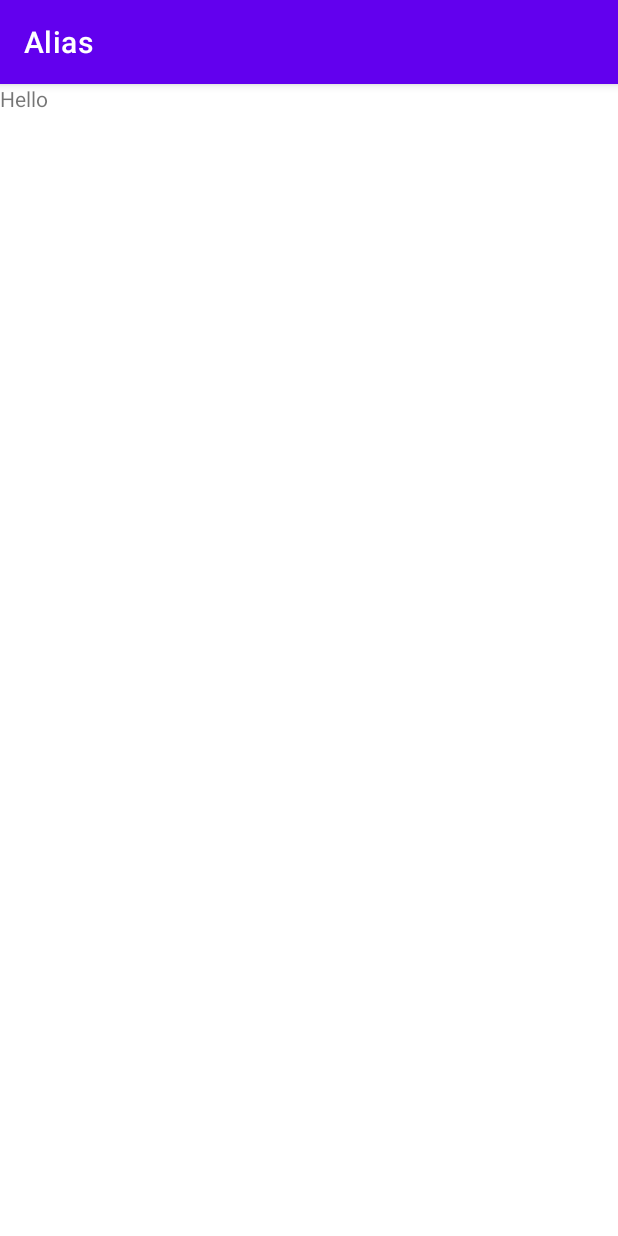
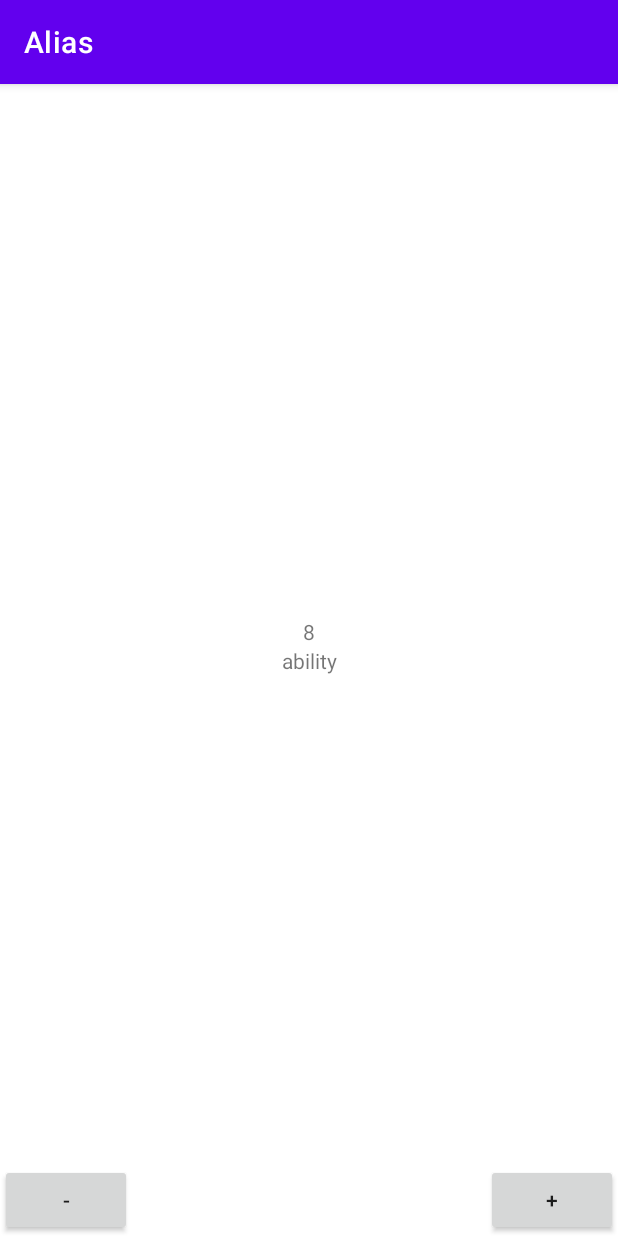
Before and after one commit to SososShegirdtaGaertianeba/AliasGame, an Android app: the ArcadeFragment screen opened through its navigation route, on a phone screen of 412 x 824 dp. Run offline under Robolectric (Android 15) with nearby library versions, the phone set to English and light mode, and no system bars; our stand-ins replace Room's generated code.

Commit message:
add basic layout

```diff
--- a/app/src/main/java/com/example/alias/ui/arcade/ArcadeFragment.kt
+++ b/app/src/main/java/com/example/alias/ui/arcade/ArcadeFragment.kt
@@ -1,10 +1,87 @@
 package com.example.alias.ui.arcade
 
+import android.content.Context
+import android.os.CountDownTimer
+import com.example.alias.MainActivity.Companion.SHARED_PREFERENCE_NAME
 import com.example.alias.databinding.ArcadeFragmentBinding
+import com.example.alias.ui.arcade.vm.ArcadeViewModel
 import com.example.alias.ui.base.BaseFragment
+import com.example.alias.ui.home.HomeFragment.Companion.PREFERENCE_NAME
+import com.example.alias.util.GameMode
+import org.koin.androidx.viewmodel.ext.android.viewModel
 
 class ArcadeFragment : BaseFragment<ArcadeFragmentBinding>(ArcadeFragmentBinding::inflate) {
+//    private lateinit var safeArgs:
+
+    private val viewModel: ArcadeViewModel by viewModel()
+
+    private lateinit var countDownTimer: CountDownTimer
+
+    private lateinit var getWord: () -> Unit
+
+    private val gameMode = GameMode(false, listOf("Team1", "Team2"), 10, 60)
+
     override fun init() {
-        TODO("Not yet implemented")
+        initListener()
+        initObserver()
+        configureRequest(language(requireContext()))
+        getWord()
+        initCountDownTimer()
+    }
+
+    private val language = fun(context: Context) =
+        context.getSharedPreferences(SHARED_PREFERENCE_NAME, Context.MODE_PRIVATE).getInt(
+            PREFERENCE_NAME, 0
+        )
+
+    private fun configureRequest(language: Int) {
+        getWord = when (language) {
+            0 -> {
+                { viewModel.getRandomEnglishWord() }
+            }
+            1 -> {
+                { viewModel.getRandomRussianWord() }
+            }
+            2 -> {
+                { viewModel.getRandomGeorgianWord() }
+            }
+            else -> {
+                { viewModel.getRandomEnglishWord() }
+            }
+        }
+    }
+
+    private fun initListener() {
+        binding.plusBtn.setOnClickListener {
+            getWord()
+        }
+
+        binding.minusBtn.setOnClickListener {
+            getWord()
+        }
+
+    }
+
+    private fun initObserver() {
+        viewModel.currentWord.observe(viewLifecycleOwner) {
+            binding.textView.text = it
+        }
+    }
+
+    private fun initCountDownTimer() {
+        countDownTimer = object : CountDownTimer(gameMode.timePerRound!! * 1000L, 1000L) {
+            override fun onTick(millisUntilFinish: Long) {
+                binding.currentTeamTV.text = (millisUntilFinish / 1000).toString()
+            }
+
+            override fun onFinish() {
+                makeToastMessage("time ended")
+            }
+        }.start()
+    }
+
+    override fun onDestroyView() {
+        super.onDestroyView()
+        countDownTimer.cancel()
     }
 }
--- a/app/src/main/java/com/example/alias/ui/arcade/vm/ArcadeViewModel.kt
+++ b/app/src/main/java/com/example/alias/ui/arcade/vm/ArcadeViewModel.kt
@@ -1,10 +1,34 @@
 package com.example.alias.ui.arcade.vm
 
+import androidx.lifecycle.LiveData
+import androidx.lifecycle.MutableLiveData
 import androidx.lifecycle.ViewModel
+import androidx.lifecycle.viewModelScope
 import com.example.alias.room.WordsDao
+import kotlinx.coroutines.launch
 
-class ArcadeViewModel(
-    private val wordsDao: WordsDao
-) : ViewModel() {
-    // TODO: Implement the ViewModel
+class ArcadeViewModel(private val wordsDao: WordsDao) : ViewModel() {
+
+    private val _currentWord = MutableLiveData<String>()
+    val currentWord : LiveData<String>
+        get() = _currentWord
+
+    fun getRandomEnglishWord() {
+        viewModelScope.launch {
+            _currentWord.value = wordsDao.getRandomEnglishWord().name
+        }
+    }
+
+    fun getRandomRussianWord() {
+        viewModelScope.launch {
+            _currentWord.value = wordsDao.getRandomRussianWord().name
+        }
+    }
+
+    fun getRandomGeorgianWord() {
+        viewModelScope.launch {
+            _currentWord.value = wordsDao.getRandomGeorgianWord().name
+        }
+    }
+
 }
--- a/app/src/main/res/layout/arcade_fragment.xml
+++ b/app/src/main/res/layout/arcade_fragment.xml
@@ -1,13 +1,42 @@
 <?xml version="1.0" encoding="utf-8"?>
-<FrameLayout xmlns:android="http://schemas.android.com/apk/res/android"
+<androidx.constraintlayout.widget.ConstraintLayout xmlns:android="http://schemas.android.com/apk/res/android"
+    xmlns:app="http://schemas.android.com/apk/res-auto"
     xmlns:tools="http://schemas.android.com/tools"
     android:layout_width="match_parent"
     android:layout_height="match_parent"
     tools:context=".ui.arcade.ArcadeFragment">
 
-    <TextView
-        android:layout_width="match_parent"
-        android:layout_height="match_parent"
-        android:text="Hello" />
+    <androidx.appcompat.widget.AppCompatTextView
+        android:id="@+id/textView"
+        android:layout_width="wrap_content"
+        android:layout_height="wrap_content"
+        app:layout_constraintBottom_toBottomOf="parent"
+        app:layout_constraintEnd_toEndOf="parent"
+        app:layout_constraintStart_toStartOf="parent"
+        app:layout_constraintTop_toTopOf="parent" />
 
-</FrameLayout>
+    <androidx.appcompat.widget.AppCompatTextView
+        android:id="@+id/currentTeamTV"
+        android:layout_width="wrap_content"
+        android:layout_height="wrap_content"
+        app:layout_constraintBottom_toTopOf="@id/textView"
+        app:layout_constraintEnd_toEndOf="parent"
+        app:layout_constraintStart_toStartOf="parent" />
+
+    <androidx.appcompat.widget.AppCompatButton
+        android:id="@+id/plusBtn"
+        android:layout_width="wrap_content"
+        android:layout_height="wrap_content"
+        android:text="+"
+        app:layout_constraintBottom_toBottomOf="parent"
+        app:layout_constraintEnd_toEndOf="parent" />
+
+    <androidx.appcompat.widget.AppCompatButton
+        android:id="@+id/minusBtn"
+        android:layout_width="wrap_content"
+        android:layout_height="wrap_content"
+        android:text="-"
+        app:layout_constraintBottom_toBottomOf="parent"
+        app:layout_constraintStart_toStartOf="parent" />
+
+</androidx.constraintlayout.widget.ConstraintLayout>
```
